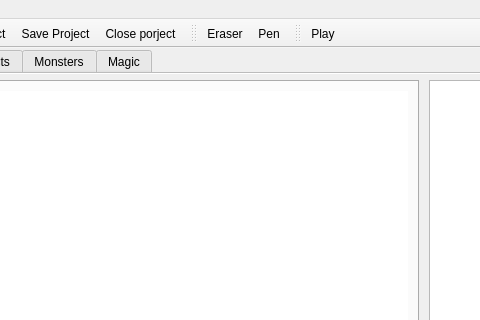
First picture: the form in src/GeneralWindow.ui, repository dummymeuporg/dummyeditor, before the edit; both pictures show x 164 to 644 and y 0 to 320 of the 1084 by 756 pixel window.
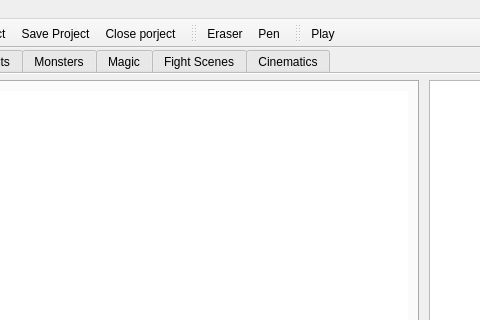
Second picture: the form after the edit. The open tabs and pages were chosen to show the change. Icons and pictures are not drawn. Custom widgets are drawn as their Qt base class.

Patch:
```diff
--- a/src/GeneralWindow.ui
+++ b/src/GeneralWindow.ui
@@ -211,6 +211,16 @@
         <string>Magic</string>
        </attribute>
       </widget>
+      <widget class="QWidget" name="tab_fights">
+       <attribute name="title">
+        <string>Fight Scenes</string>
+       </attribute>
+      </widget>
+      <widget class="QWidget" name="tab_cinematics">
+       <attribute name="title">
+        <string>Cinematics</string>
+       </attribute>
+      </widget>
      </widget>
     </item>
    </layout>
```
Left out of the diff: 5 changed lines with no effect on the pictures.
